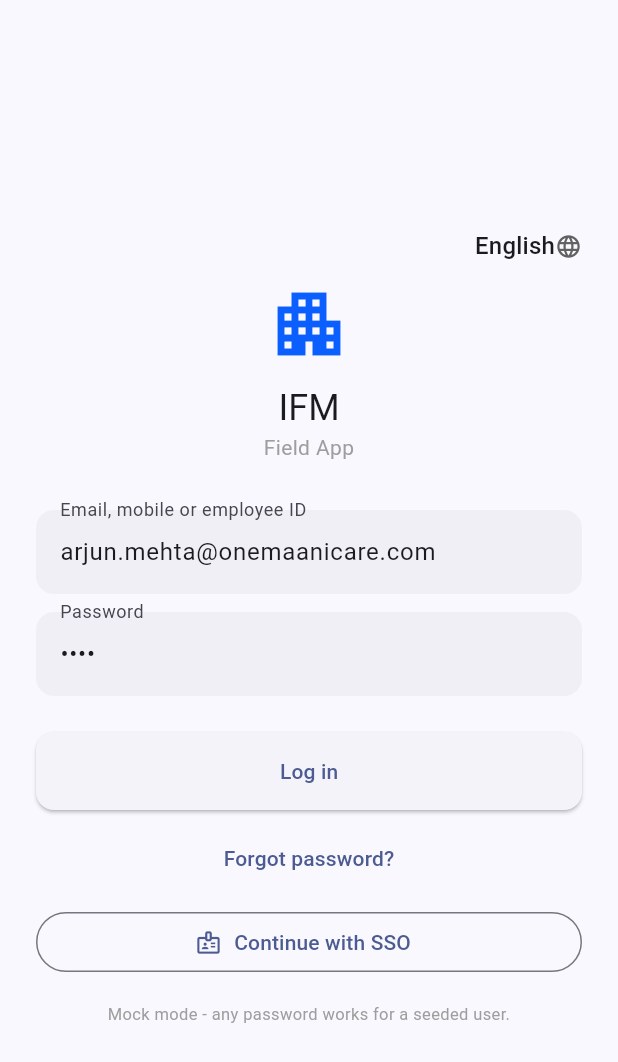
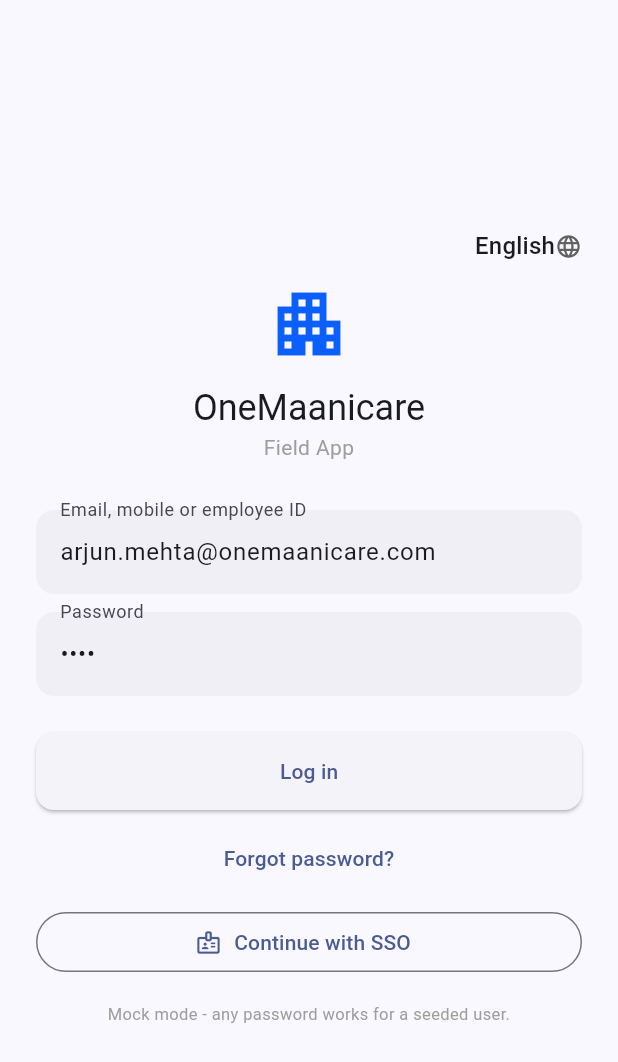
Before and after one commit to Maanicare/IFM, a Flutter app: the screen it shows after launch, on a phone screen of 412 x 824 dp. Shown: the top 1062 px of the screen. Run offline on Flutter 3.47's test engine with Material 3 defaults, Android fonts, the phone set to English and light mode, and no system bars; our stand-ins replace connectivity_plus, dio, drift, flutter_riverpod, flutter_secure_storage, geolocator and 7 more; missing offline and left inert: mobile_scanner; accounts and stored records are empty; generated files the repository leaves out were written again.

Commit message:
Use OneMaanicare as the app display name (per product spec)
Reverts the previous IFM display-name change - Android launcher label,
iOS bundle display name, in-app window title, login screen brand text,
exit-confirmation dialog, and diagnostics export subject line.

```diff
--- a/frontline/lib/app.dart
+++ b/frontline/lib/app.dart
@@ -20,7 +20,7 @@ class OneMaanicareFrontlineApp extends ConsumerWidget {
     final router = ref.watch(appRouterProvider);
 
     return MaterialApp.router(
-      title: 'IFM',
+      title: 'OneMaanicare',
       debugShowCheckedModeBanner: false,
       theme: AppTheme.light(),
       routerConfig: router,
--- a/frontline/lib/core/localization/app_strings.dart
+++ b/frontline/lib/core/localization/app_strings.dart
@@ -10,7 +10,7 @@ class AppStrings {
   const AppStrings._();
 
   static const Map<String, Map<String, String>> _dict = {
-    'appTitle': {'en': 'IFM', 'hi': 'IFM'},
+    'appTitle': {'en': 'OneMaanicare', 'hi': 'वनमानिकेयर'},
     'appSubtitle': {'en': 'Field App', 'hi': 'फील्ड ऐप'},
     'languageLabel': {'en': 'Language', 'hi': 'भाषा'},
     'identifierLabel': {'en': 'Email, mobile or employee ID', 'hi': 'ईमेल, मोबाइल या कर्मचारी आईडी'},
@@ -33,7 +33,7 @@ class AppStrings {
     'viewAction': {'en': 'View', 'hi': 'देखें'},
     'reportIssue': {'en': 'Report issue', 'hi': 'समस्या बताएं'},
     'scanAsset': {'en': 'Scan asset', 'hi': 'एसेट स्कैन करें'},
-    'exitTitle': {'en': 'Exit IFM?', 'hi': 'IFM से बाहर जाएं?'},
+    'exitTitle': {'en': 'Exit OneMaanicare?', 'hi': 'OneMaanicare से बाहर जाएं?'},
     'exitBody': {'en': 'Are you sure you want to exit the app?', 'hi': 'क्या आप वाकई ऐप से बाहर जाना चाहते हैं?'},
     'exitCancel': {'en': 'Cancel', 'hi': 'रद्द करें'},
     'exitConfirm': {'en': 'Exit', 'hi': 'बाहर जाएं'},
--- a/frontline/lib/core/logging/app_logger.dart
+++ b/frontline/lib/core/logging/app_logger.dart
@@ -161,7 +161,7 @@ class AppLogger {
     await SharePlus.instance.share(
       ShareParams(
         files: [for (final f in files) XFile(f.path)],
-        subject: subject ?? 'IFM — Diagnostics Export',
+        subject: subject ?? 'OneMaanicare — Diagnostics Export',
       ),
     );
   }
--- a/frontline/lib/features/identity/presentation/login_screen.dart
+++ b/frontline/lib/features/identity/presentation/login_screen.dart
@@ -166,7 +166,7 @@ class _LoginScreenState extends ConsumerState<LoginScreen> {
       return;
     }
     final confirmed = await BiometricAuthService.authenticate(
-      reason: 'Log in to IFM',
+      reason: 'Log in to OneMaanicare',
     );
     if (!confirmed) return;
     ref.read(authControllerProvider.notifier).login(identifier, '');
--- a/frontline/pubspec.yaml
+++ b/frontline/pubspec.yaml
@@ -1,5 +1,5 @@
 name: frontline
-description: "IFM - P0 Mobile Field App (Technician/Supervisor field application)."
+description: "OneMaanicare IFM - P0 Mobile Field App (Technician/Supervisor field application)."
 publish_to: 'none'
 version: 1.0.0+1
 
```
Also changed, not shown: 3 other files.
